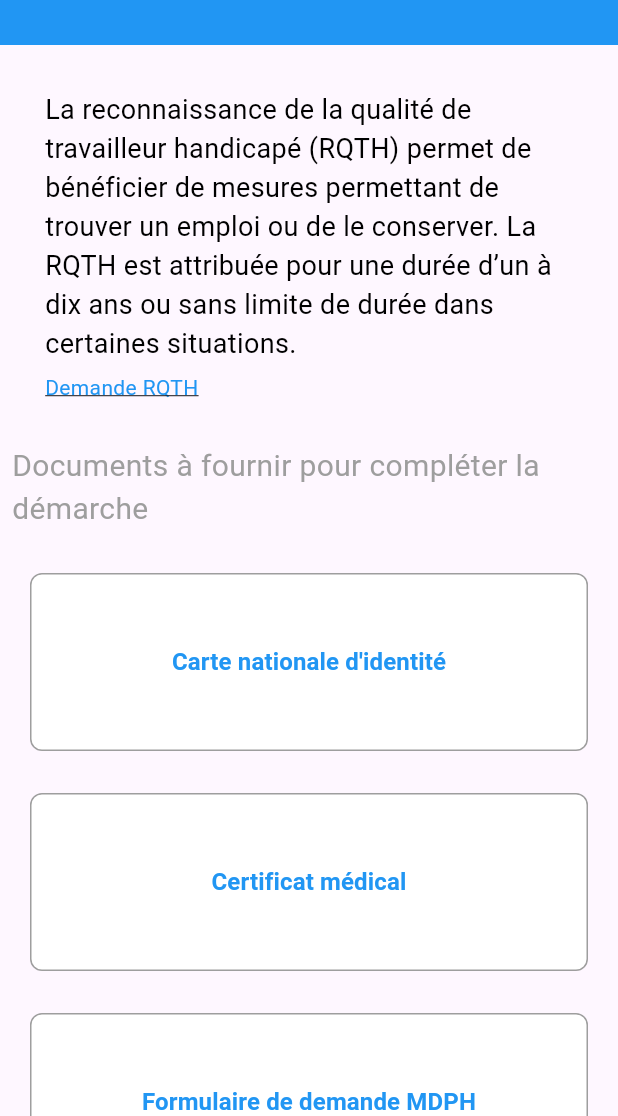
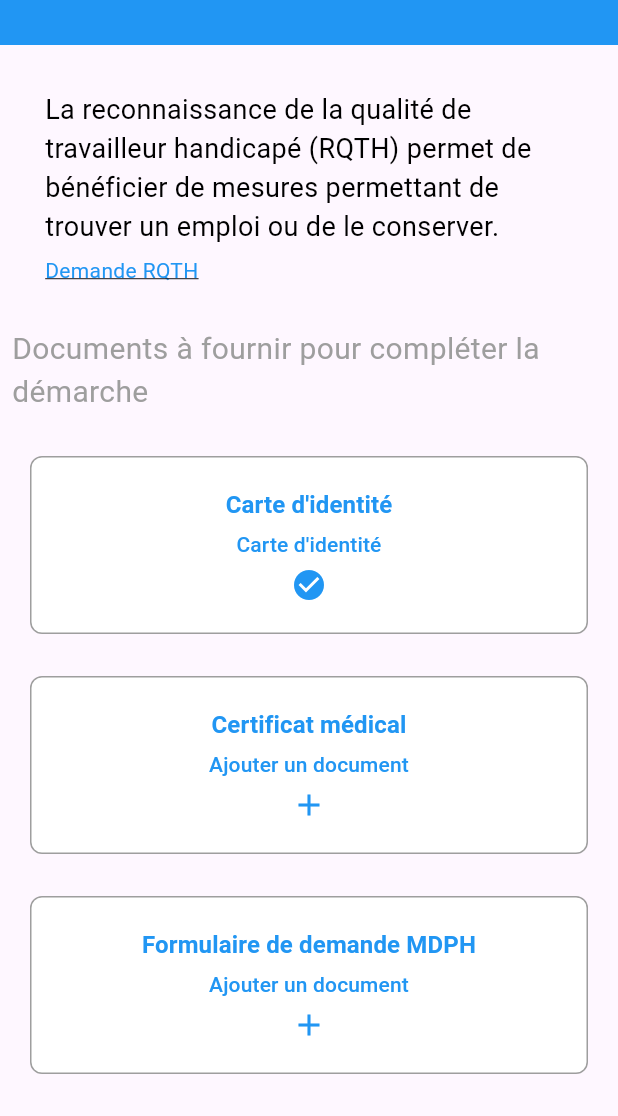
Before and after one commit to GregoireSauvage/DOCare, a Flutter app: the DemarcheInterface screen opened directly, after a tap on "Demande RQTH", on a phone screen of 412 x 824 dp, the part 120-1236 px from its top. Run offline on Flutter 3.47's test engine with Material 3 defaults, Android fonts, the phone set to English and light mode, and no system bars; our stand-ins replace file_picker, open_filex; missing offline and left inert: cunning_document_scanner, dart:html, dart:ui_web, flutter_pdfview.

Commit message:
Modifications majeures sur la page des démarches et du traitement des documents

```diff
--- a/lib/demarche.dart
+++ b/lib/demarche.dart
@@ -1,6 +1,5 @@
 import 'package:docare/document.dart';
 import 'package:flutter/material.dart';
-import 'package:provider/provider.dart';
 
 class Demarche extends ChangeNotifier {
 
@@ -9,6 +8,7 @@ class Demarche extends ChangeNotifier {
   String description;
   String lien; // lien vers la page de la démarche
   List<String> documentsNecessaires; // liste des documents nécessaires de la démarche
+  List<String> tagsDocumentsNecessaires; // liste des tags des documents nécessaires
   List<Document> documentsFournis; // liste des documents fournis par l'utilisateur
 
   Demarche({
@@ -17,6 +17,7 @@ class Demarche extends ChangeNotifier {
     required this.description,
     required this.lien,
     required this.documentsNecessaires,
+    required this.tagsDocumentsNecessaires,
     required this.documentsFournis,
   });
 
--- a/lib/demarche_mobile.dart
+++ b/lib/demarche_mobile.dart
@@ -89,13 +89,19 @@ class _DemarcheInterfaceState extends State<DemarcheInterface> {
   Demarche demarche1 = Demarche(
     id: 1,
     name: 'Demande RQTH',
-    description: 'La reconnaissance de la qualité de travailleur handicapé (RQTH) permet de bénéficier de mesures permettant de trouver un emploi ou de le conserver. La RQTH est attribuée pour une durée d’un à dix ans ou sans limite de durée dans certaines situations.',
+    description: 'La reconnaissance de la qualité de travailleur handicapé (RQTH) permet de bénéficier de mesures permettant de trouver un emploi ou de le conserver.',
     lien: "https://www.monparcourshandicap.gouv.fr/aides/la-reconnaissance-de-la-qualite-de-travailleur-handicape-rqth",
     documentsNecessaires: [
-      "Carte nationale d'identité",
+      "Carte d'identité",
       "Certificat médical",
       "Formulaire de demande MDPH",
       "justificatif de domicile",
+    ],
+    tagsDocumentsNecessaires: [
+      "document d'identités",
+      "certificat médical",
+      "RQTH",
+      "domicile",
     ],
     documentsFournis: [],
   );
@@ -110,7 +116,7 @@ class _DemarcheInterfaceState extends State<DemarcheInterface> {
     filteredProcedure.add(demarche1);
   }
 
-  // Méthode pour rechercher un document
+  // Méthode pour rechercher une demarche
   void searchDocuments(String query, indexFolder) {
     List<Demarche> demarches = [];
     demarches.add(demarche1); // faire la liste des démarches
@@ -154,7 +160,7 @@ class _DemarcheInterfaceState extends State<DemarcheInterface> {
               decoration: const InputDecoration(
                 filled: true,
                 fillColor: Colors.white,
-                hintText: 'Rechercher un document',
+                hintText: 'Rechercher une démarche',
                 prefixIcon: Icon(Icons.search),
                 border: OutlineInputBorder(
                   borderRadius: BorderRadius.all(Radius.circular(4.0)),
--- a/lib/demarche_selected_mobile.dart
+++ b/lib/demarche_selected_mobile.dart
@@ -9,96 +9,110 @@ import 'package:docare/folder.dart'; // Classe Folder
 import 'package:flutter/foundation.dart';
 import 'package:docare/hyperlink.dart'; // Pour afficher un lien hypertexte
 import 'package:docare/demarche.dart'; // Pour les demarches administratives
+import 'package:docare/document.dart'; // Pour les documents
+
+import 'package:flutter_pdfview/flutter_pdfview.dart';
+import 'package:path_provider/path_provider.dart';
+import 'dart:io';
+import 'package:open_filex/open_filex.dart';
+
 
 class DemarcheSelectedInterface extends StatefulWidget {
-
   final Demarche demarche;
 
   DemarcheSelectedInterface({Key? key, required this.demarche}); // Constructeur
 
   @override
-  _DemarcheSelectedInterfaceState createState() => _DemarcheSelectedInterfaceState();
+  _DemarcheSelectedInterfaceState createState() =>
+      _DemarcheSelectedInterfaceState();
 }
 
 class _DemarcheSelectedInterfaceState extends State<DemarcheSelectedInterface> {
-
   // Méthode pour charger un pdf depuis les assets
   Future<Uint8List> loadPdfFromAssets(String path) async {
     final byteData = await rootBundle.load(path);
     return byteData.buffer.asUint8List();
   }
 
-  // Method to show dialog for new folder creation
-  void showCreateFolderDialog(BuildContext context) {
-    final TextEditingController folderNameController = TextEditingController();
 
-    showDialog(
-      context: context,
-      builder: (BuildContext context) {
-        return AlertDialog(
-          title: const Text('Nouveau dossier'),
-          content: TextField(
-            controller: folderNameController,
-            decoration: const InputDecoration(
-              hintText: 'Dossier sans titre',
-            ),
-          ),
-          actions: <Widget>[
-            TextButton(
-              child: const Text('Annuler'),
-              onPressed: () {
-                Navigator.of(context).pop(); // Close the dialog
-              },
-            ),
-            TextButton(
-              child: const Text('Créer'),
-              onPressed: () {
-                String folderName = folderNameController
-                    .text; // Get the folder name from the input
-                if (folderName.isEmpty)
-                  folderName =
-                      "Dossier sans titre"; // If the folder name is empty, set it to "Dossier sans titre"
-                Folder newFolder = Folder(
-                  id: Provider.of<User>(context, listen: false)
-                      .folderList
-                      .length, // id = nombre de dossiers actuels
-                  name: folderName, // Nom du dossier
-                  parentId: Provider.of<User>(context, listen: false)
-                      .folderList[indexFolder]
-                      .id, // dossier parent = dossier actuel
-                  folders: [],
-                  files: [],
-                  owner: Provider.of<User>(context,
-                      listen: false), // Propriétaire = utilisateur actuel
-                  sharedWith: [],
-                );
-                folderName = ""; // Clear the folder name
-
-                Navigator.of(context).pop(); // Close the dialog
-              },
-            ),
-          ],
-        );
-      },
-    );
-  }
-
-  TextEditingController searchController = TextEditingController(); // Contrôleur pour la barre de recherche
+  TextEditingController searchController =
+      TextEditingController(); // Contrôleur pour la barre de recherche
   List<Demarche> filteredProcedure = []; // Liste des démarches filtrés
   int idFolder = 0; // Index du dossier actuel - 0 = /home (ou root)
   int indexFolder = 0;
-
+  Map<String, List<Document>> documentsFournisSuggeres = {};
 
   @override
   void initState() {
-    // Méthode appelée au démarrage de l'application
     super.initState();
 
-    filteredProcedure.clear(); // Vide la liste des démarches
-    // Ajoute les démarches de la liste de l'utilisateur à filteredProcedure
+    filteredProcedure.clear();
     filteredProcedure.add(widget.demarche);
+
+    // Parcourir chaque document nécessaire
+    for (String docNecessaire in widget.demarche.documentsNecessaires) {
+      // Initialiser la liste pour ce document nécessaire dans le Map
+      documentsFournisSuggeres[docNecessaire] = [];
+
+      // Parcourir tous les dossiers et fichiers de l'utilisateur
+      for (Folder folder
+          in Provider.of<User>(context, listen: false).folderList) {
+        for (Document file in folder.files) {
+          // Vérifie si le nom du fichier correspond à un document nécessaire
+          if (docNecessaire == file.name ||
+              widget.demarche.tagsDocumentsNecessaires.contains(file.tags)) {
+            documentsFournisSuggeres[docNecessaire]?.add(file);
+          }
+        }
+      }
+    }
+    // Iterate through the map to remove duplicates in each list
+    documentsFournisSuggeres.forEach((key, value) {
+      // Convert the list to a set to remove duplicates, then back to a list
+      documentsFournisSuggeres[key] = value.toSet().toList();
+    });
   }
 
+  // This method uses open_filex to open the file.
+  void _openFile(Document file, BuildContext context) async {
+    if (file.fileType == 'pdf') {
+      // Si le document est un PDF
+      final byteData = await rootBundle.load(file.path);
+      final tempDir = await getTemporaryDirectory();
+      final fileName = file.path.split('/').last;
+      final tempFile = File('${tempDir.path}/$fileName');
+      await tempFile.writeAsBytes(
+          byteData.buffer
+              .asUint8List(byteData.offsetInBytes, byteData.lengthInBytes),
+          flush: true);
+
+      final result = await OpenFilex.open(tempFile.path);
+
+      // If the PDF couldn't be opened, show an error.
+      if (result.type != ResultType.done) {
+        ScaffoldMessenger.of(context).showSnackBar(
+          SnackBar(
+            content: Text("Failed to open the file: ${result.message}"),
+          ),
+        );
+      }
+    } else if (file.fileType == 'img') {
+      // Si le document est une image
+      showDialog(
+        context: context,
+        builder: (context) => AlertDialog(
+          content:
+              Image.asset(file.path), // Assuming `path` is a valid asset path
+          actions: <Widget>[
+            TextButton(
+              child: const Text('Fermer'),
+              onPressed: () => Navigator.of(context).pop(),
+            ),
+          ],
+        ),
+      );
+    }
+  }
 
   // Callback function to update UI
   void updateUI() {
@@ -109,11 +123,11 @@ class _DemarcheSelectedInterfaceState extends State<DemarcheSelectedInterface> {
     });
   }
 
-  bool isElement = false; // True if the context menu is opened on an element (folder or document) - False if the context menu is opened on the background
+  bool isElement =
+      false; // True if the context menu is opened on an element (folder or document) - False if the context menu is opened on the background
 
   @override
   Widget build(BuildContext context) {
-
     return Scaffold(
       body: Column(
         crossAxisAlignment: CrossAxisAlignment.start, // Alignement à gauche
@@ -156,7 +170,8 @@ class _DemarcheSelectedInterfaceState extends State<DemarcheSelectedInterface> {
             ),
           ),
           Padding(
-            padding: const EdgeInsets.only(left: 30, top: 30.0, bottom: 6.0, right: 30.0),
+            padding: const EdgeInsets.only(
+                left: 30, top: 30.0, bottom: 6.0, right: 30.0),
             child: Text(
               widget.demarche.description, // Description de la démarche
               style: const TextStyle(fontSize: 18, color: Colors.black),
@@ -164,53 +179,94 @@ class _DemarcheSelectedInterfaceState extends State<DemarcheSelectedInterface> {
           ),
           Padding(
             padding: const EdgeInsets.only(left: 30.0, bottom: 20.0),
-            child: Hyperlink(widget.demarche.lien, widget.demarche.name), // Lien hypertexte pour la démarche
-
+            child: Hyperlink(widget.demarche.lien,
+                widget.demarche.name), // Lien hypertexte pour la démarche
           ),
           const Padding(
-            padding: EdgeInsets.all(8.0),
-            child: Text("Documents à fournir pour compléter la démarche", style: TextStyle(fontSize: 20, color: Colors.grey))
-          ),
+              padding: EdgeInsets.all(8.0),
+              child: Text("Documents à fournir pour compléter la démarche",
+                  style: TextStyle(fontSize: 20, color: Colors.grey))),
           Expanded(
             child: GridView.builder(
               padding: const EdgeInsets.all(16.0),
               gridDelegate: SliverGridDelegateWithFixedCrossAxisCount(
-                crossAxisCount: (MediaQuery.of(context).size.width / 330).floor(),
+                crossAxisCount:
+                    (MediaQuery.of(context).size.width / 330).floor(),
                 crossAxisSpacing: 20.0,
                 mainAxisSpacing: 20.0,
-                childAspectRatio: 3, // Increase this number to make the tiles wider
+                childAspectRatio: 3, // Adjusted for wider tiles
               ),
-              itemCount: widget.demarche.documentsNecessaires.length, // Adjust to your number of buttons
+              itemCount: widget.demarche.documentsNecessaires.length,
               itemBuilder: (context, index) {
+                String docNecessaire =
+                    widget.demarche.documentsNecessaires[index];
+                // Assuming you have a map like the one suggested earlier
+                List<Document> matchingDocs =
+                    documentsFournisSuggeres[docNecessaire] ?? [];
                 return Container(
-                  margin: const EdgeInsets.all(4.0), // Margin around the button for spacing
+                  margin: const EdgeInsets.all(4.0),
                   decoration: BoxDecoration(
-                    color: Colors.white, // Background color of the button
-                    border: Border.all(color: const Color.fromRGBO(158, 158, 158, 1)), // Border color
-                    borderRadius: BorderRadius.circular(8.0), // Rounded corners
+                    color: Colors.white,
+                    border: Border.all(
+                        color: const Color.fromRGBO(158, 158, 158, 1)),
+                    borderRadius: BorderRadius.circular(8.0),
                   ),
                   child: ElevatedButton(
-                    onPressed: () {
-                      // Action when the button is pressed
+                    onPressed: () async {
+                      if (matchingDocs.isNotEmpty) {
+                        var linkedDocument = matchingDocs[0];
+                        _openFile(linkedDocument, context);
+                      } else {
+                        // If no document is linked, do nothing for now
+                        print("No document linked to this requirement.");
+                      }
                     },
                     style: ElevatedButton.styleFrom(
-                      backgroundColor: Colors.transparent, // Background color (transparent to show Container color)
-                      disabledForegroundColor : Colors.grey, // Color for disabled button
-                      shadowColor: Colors.transparent, // No shadow
-                      elevation: 0, // Remove shadow
+                      backgroundColor: Colors.transparent,
+                      disabledForegroundColor: Colors.grey,
+                      shadowColor: Colors.transparent,
+                      elevation: 0,
                       shape: RoundedRectangleBorder(
-                        borderRadius: BorderRadius.circular(8.0), // Rounded corners to match Container
+                        borderRadius: BorderRadius.circular(8.0),
                       ),
-                      padding: const EdgeInsets.symmetric(vertical: 16.0), // Padding inside the button
+                      padding: const EdgeInsets.symmetric(
+                          vertical: 16.0, horizontal: 20.0),
                     ),
-                    child: Text(
-                      widget.demarche.documentsNecessaires[index], // The text inside the button
-                      textAlign: TextAlign.center,
-                      style: const TextStyle(
-                        color: Colors.blue, // Text color
-                        fontWeight: FontWeight.bold, // Bold text
-                        fontSize: 16, // Text size
-                      ),
+                    child: Column(
+                      mainAxisSize: MainAxisSize.min,
+                      children: <Widget>[
+                        Text(
+                          docNecessaire,
+                          textAlign: TextAlign.center,
+                          style: const TextStyle(
+                            color: Colors.blue,
+                            fontWeight: FontWeight.bold,
+                            fontSize: 16,
+                          ),
+                        ),
+                        const SizedBox(height: 5),
+                        // Conditional display based on whether matchingDocs has elements
+                        Text(
+                          matchingDocs.isNotEmpty
+                              ? matchingDocs[0]
+                                  .name // Display the name of the first document if available
+                              : "Ajouter un document", // Display this message if no documents are found
+                          textAlign: TextAlign.center,
+                          style: const TextStyle(
+                            color: Colors.blue,
+                            fontSize: 14,
+                          ),
+                        ),
+                        const SizedBox(height: 5),
+                        Icon(
+                          matchingDocs.isNotEmpty
+                              ? Icons.check_circle
+                              : Icons
+                                  .add, // Display a checkmark if documents are found, or a plus sign if not
+                          color: Colors.blue,
+                          size: 24,
+                        ),
+                      ],
                     ),
                   ),
                 );
```
Also changed, not shown: lib/demarche_web.dart (+8 -2 lines), lib/doc_mobile.dart (+5 -5 lines), 1 other file.
